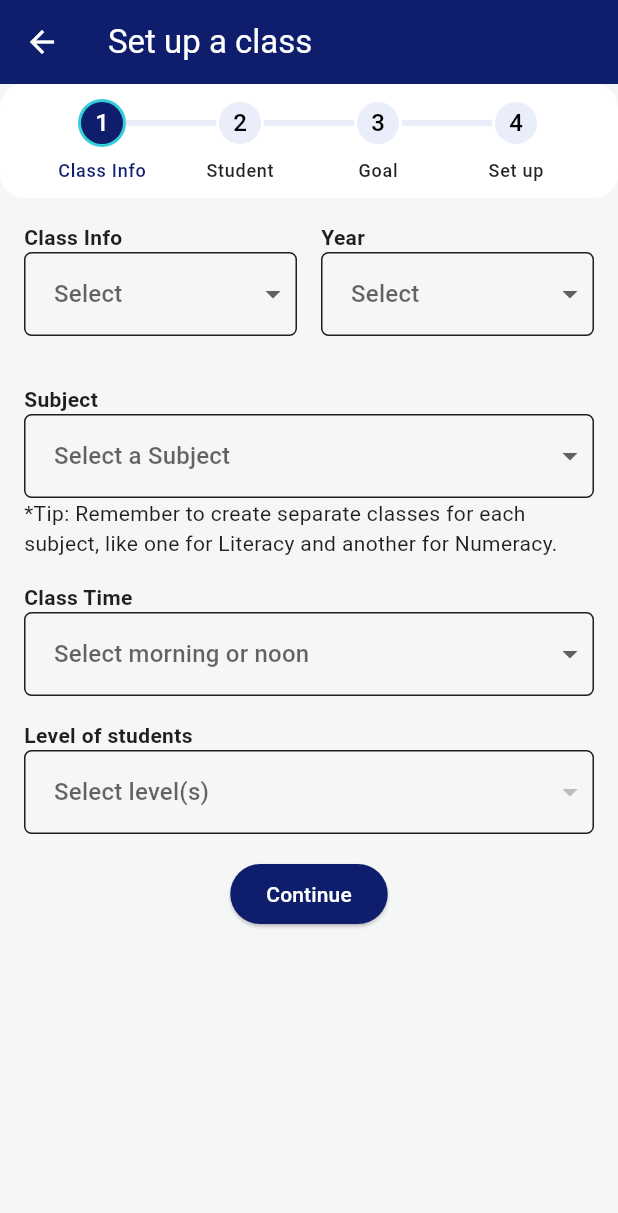
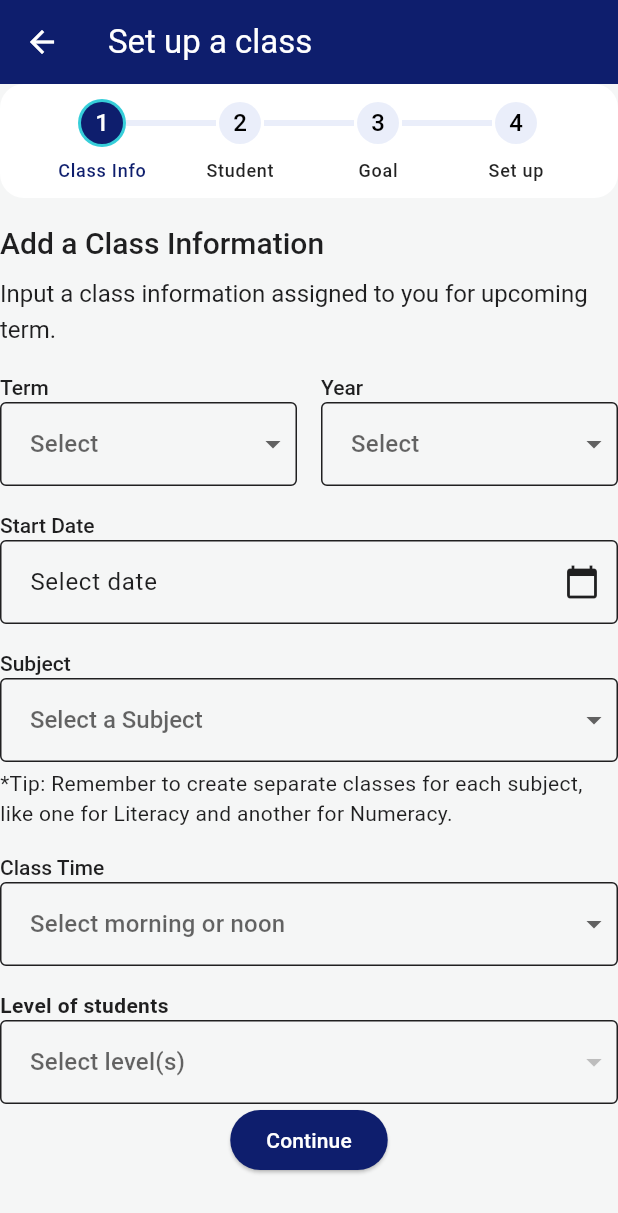
Before and after one commit to michelle-a-bryson/somasawa_app, a Flutter app: the screen it shows after launch, item 3 of the bottom bar chosen, after a tap on "Set up new class", on a phone screen of 412 x 824 dp. Shown: the top 1213 px of the screen. Run offline on Flutter 3.47's test engine with Material 3 defaults, Android fonts, the phone set to English and light mode, and no system bars; drawn by our look-alikes of easy_stepper; our stand-ins replace dropdown_button2, flutter_svg, flutter_typeahead, material_symbols_icons; missing offline and left inert: amplify_authenticator; Roboto replaces fonts that are missing (Roboto-Medium, Roboto-Regular).

Commit message:
update class info form

```diff
--- a/lib/main.dart
+++ b/lib/main.dart
@@ -36,15 +36,14 @@ class MyApp extends StatelessWidget {
         //
         // This works for code too, not just values: Most code changes can be
         // tested with just a hot reload.
-        colorScheme: ColorScheme(
-          brightness: Brightness.light,
+        colorScheme: ColorScheme.light(
           primary: neutralWhite,
           onPrimary: primary500,
-          secondary: neutralBlack,
-          onSecondary: primary100,
+          // secondary: neutralBlack,
+          // onSecondary: primary500,
           error: error500,
           onError: error100,
-          background: neutralWhite,
+          background: neutral100,
           onBackground: neutralBlack,
           surface: primary500,
           onSurface: neutralBlack,
@@ -123,6 +122,7 @@ class _MyHomePageState extends State<MyHomePage> {
           });
         },
         indicatorColor: const Color(0xFF36CED9),
+        backgroundColor: neutralWhite,
         selectedIndex: currentPageIndex,
         destinations: const <Widget>[
           NavigationDestination(
--- a/lib/pages/curriculum/class_info_form.dart
+++ b/lib/pages/curriculum/class_info_form.dart
@@ -1,6 +1,8 @@
 import 'package:flutter/material.dart';
 import 'package:dropdown_button2/dropdown_button2.dart';
 import 'package:somasawa_app/constants/student_levels.dart';
+import 'package:somasawa_app/styles/colors.dart';
+import 'package:somasawa_app/styles/texts.dart';
 import 'package:somasawa_app/utilities/validators.dart';
 
 class ClassInfoForm extends StatefulWidget {
@@ -20,11 +22,21 @@ class _ClassInfoFormState extends State<ClassInfoForm> {
   Widget build(BuildContext context) {
     return Form(
       key: widget.formKey,
-      child: Container(
-        padding: EdgeInsets.all(16.0),
+      child: Padding(
+        padding: const EdgeInsets.only(top: 16),
         child: Column(
           crossAxisAlignment: CrossAxisAlignment.start,
           children: [
+            Text(
+              "Add a Class Information",
+              style: headingH5Medium500,
+            ),
+            SizedBox(height: 8.0),
+            Text(
+              "Input a class information assigned to you for upcoming term.",
+              style: paragraphMediumRegular400,
+            ),
+            SizedBox(height: 16.0),
             Row(
               children: [
                 // Dropdown for term
@@ -32,8 +44,7 @@ class _ClassInfoFormState extends State<ClassInfoForm> {
                   child: Column(
                     crossAxisAlignment: CrossAxisAlignment.start,
                     children: [
-                      Text("Class Info",
-                          style: TextStyle(fontWeight: FontWeight.bold)),
+                      Text("Term", style: paragraphSmallMedium500),
                       DropdownButtonFormField2<String>(
                         items: ["Term 1", "Term 2", "Term 3"]
                             .map((String value) => DropdownMenuItem<String>(
@@ -52,7 +63,7 @@ class _ClassInfoFormState extends State<ClassInfoForm> {
                             validateValueForm(value, 'Please select a term'),
                         dropdownStyleData: DropdownStyleData(
                           decoration: BoxDecoration(
-                            borderRadius: BorderRadius.circular(5),
+                            borderRadius: BorderRadius.circular(4),
                           ),
                         ),
                         menuItemStyleData: const MenuItemStyleData(
@@ -64,7 +75,10 @@ class _ClassInfoFormState extends State<ClassInfoForm> {
                           contentPadding:
                               const EdgeInsets.symmetric(vertical: 16),
                           border: OutlineInputBorder(
-                            borderRadius: BorderRadius.circular(5),
+                            borderRadius: BorderRadius.circular(4),
+                          ),
+                          focusedBorder: OutlineInputBorder(
+                            borderSide: BorderSide(color: primary400),
                           ),
                         ),
                       ),
@@ -77,8 +91,7 @@ class _ClassInfoFormState extends State<ClassInfoForm> {
                   child: Column(
                     crossAxisAlignment: CrossAxisAlignment.start,
                     children: [
-                      Text("Year",
-                          style: TextStyle(fontWeight: FontWeight.bold)),
+                      Text("Year", style: paragraphSmallMedium500),
                       DropdownButtonFormField2<String>(
                         items: ["2023", "2024", "2025"]
                             .map((String value) => DropdownMenuItem<String>(
@@ -97,7 +110,7 @@ class _ClassInfoFormState extends State<ClassInfoForm> {
                             value, 'Please select a school year'),
                         dropdownStyleData: DropdownStyleData(
                           decoration: BoxDecoration(
-                            borderRadius: BorderRadius.circular(5),
+                            borderRadius: BorderRadius.circular(4),
                           ),
                         ),
                         menuItemStyleData: const MenuItemStyleData(
@@ -109,7 +122,10 @@ class _ClassInfoFormState extends State<ClassInfoForm> {
                           contentPadding:
                               const EdgeInsets.symmetric(vertical: 16),
                           border: OutlineInputBorder(
-                            borderRadius: BorderRadius.circular(5),
+                            borderRadius: BorderRadius.circular(4),
+                          ),
+                          focusedBorder: OutlineInputBorder(
+                            borderSide: BorderSide(color: primary400),
                           ),
                         ),
                       ),
@@ -120,34 +136,56 @@ class _ClassInfoFormState extends State<ClassInfoForm> {
             ),
             SizedBox(height: 16.0),
             // Date Picker for start date
-            // DropdownButton<DateTime>(
-            //   hint: Text('Choose A Date'),
-            //   items: ['Choose A Date']
-            //       .map((e) => DropdownMenuItem<DateTime>(
-            //             child: Text(e),
-            //             value:
-            //                 null, // You can set an initial value here if needed
-            //           ))
-            //       .toList(),
-            //   value: widget.formData['startDate'],
-            //   onChanged: (DateTime? value) {
-            //     showDatePicker(
-            //       context: context,
-            //       initialDate: widget.formData['startDate'] ?? DateTime.now(),
-            //       firstDate: DateTime(2001),
-            //       lastDate: DateTime(2099),
-            //     ).then((date) {
-            //       if (date != null) {
-            //         setState(() {
-            //           widget.formData['startDate'] = date;
-            //         });
-            //       }
-            //     });
-            //   },
-            // ),
+            Text("Start Date", style: paragraphSmallMedium500),
+            TextFormField(
+              decoration: InputDecoration(
+                hintText: "Select date",
+                suffixIcon: Icon(Icons.calendar_today),
+                contentPadding: const EdgeInsets.all(16),
+                border: OutlineInputBorder(
+                  borderRadius: BorderRadius.circular(4),
+                ),
+                focusedBorder: OutlineInputBorder(
+                  borderSide: BorderSide(color: primary400),
+                ),
+              ),
+              onTap: () async {
+                DateTime? date = await showDatePicker(
+                  context: context,
+                  initialDate: DateTime.now(),
+                  firstDate: DateTime(2021),
+                  lastDate: DateTime(2025),
+                  builder: (context, child) => Theme(
+                    data: ThemeData().copyWith(
+                      colorScheme: ColorScheme.light(
+                        primary: primary500,
+                        onPrimary: Colors.white,
+                        surface: neutralWhite,
+                        onSurface: Colors.black,
+                      ),
+                      dialogBackgroundColor: Colors.white,
+                    ),
+                    child: child!,
+                  ),
+                );
+                if (date != null) {
+                  setState(() {
+                    widget.formData['startDate'] = date;
+                  });
+                }
+              },
+              validator: (value) =>
+                  validateValueForm(value, 'Please select a start date'),
+              readOnly: true,
+              controller: TextEditingController(
+                text: widget.formData['startDate'] == null
+                    ? ''
+                    : widget.formData['startDate'].toString().substring(0, 10),
+              ),
+            ),
             SizedBox(height: 16.0),
             // Dropdown for subject
-            Text("Subject", style: TextStyle(fontWeight: FontWeight.bold)),
+            Text("Subject", style: paragraphSmallMedium500),
             DropdownButtonFormField2<String>(
               items: ["Math", "Literature"]
                   .map((String value) => DropdownMenuItem<String>(
@@ -167,12 +205,15 @@ class _ClassInfoFormState extends State<ClassInfoForm> {
                 });
               },
               value: widget.formData['subject'],
-              hint: Text("Select a Subject"),
+              hint: Text(
+                "Select a Subject",
+                style: paragraphMediumMedium500,
+              ),
               validator: (value) =>
                   validateValueForm(value, 'Please select a subject'),
               dropdownStyleData: DropdownStyleData(
                 decoration: BoxDecoration(
-                  borderRadius: BorderRadius.circular(5),
+                  borderRadius: BorderRadius.circular(4),
                 ),
               ),
               menuItemStyleData: const MenuItemStyleData(
@@ -183,15 +224,19 @@ class _ClassInfoFormState extends State<ClassInfoForm> {
                 // the menu padding when button's width is not specified.
                 contentPadding: const EdgeInsets.symmetric(vertical: 16),
                 border: OutlineInputBorder(
-                  borderRadius: BorderRadius.circular(5),
+                  borderRadius: BorderRadius.circular(4),
+                ),
+                focusedBorder: OutlineInputBorder(
+                  borderSide: BorderSide(color: primary400),
                 ),
               ),
             ),
+            SizedBox(height: 4.0),
             Text(
               "*Tip: Remember to create separate classes for each subject, like one for Literacy and another for Numeracy.",
             ),
             SizedBox(height: 16.0),
-            Text("Class Time", style: TextStyle(fontWeight: FontWeight.bold)),
+            Text("Class Time", style: paragraphSmallMedium500),
             DropdownButtonFormField2<String>(
               items: ["AM - Morning", "PM - Afternoon or Evening"]
                   .map((String value) => DropdownMenuItem<String>(
@@ -210,7 +255,7 @@ class _ClassInfoFormState extends State<ClassInfoForm> {
                   validateValueForm(value, 'Please select a class time'),
               dropdownStyleData: DropdownStyleData(
                 decoration: BoxDecoration(
-                  borderRadius: BorderRadius.circular(5),
+                  borderRadius: BorderRadius.circular(4),
                 ),
               ),
               menuItemStyleData: const MenuItemStyleData(
@@ -221,7 +266,10 @@ class _ClassInfoFormState extends State<ClassInfoForm> {
                 // the menu padding when button's width is not specified.
                 contentPadding: const EdgeInsets.symmetric(vertical: 16),
                 border: OutlineInputBorder(
-                  borderRadius: BorderRadius.circular(5),
+                  borderRadius: BorderRadius.circular(4),
+                ),
+                focusedBorder: OutlineInputBorder(
+                  borderSide: BorderSide(color: primary400),
                 ),
               ),
             ),
@@ -247,7 +295,7 @@ class _ClassInfoFormState extends State<ClassInfoForm> {
                   validateValueForm(value, 'Please select a level'),
               dropdownStyleData: DropdownStyleData(
                 decoration: BoxDecoration(
-                  borderRadius: BorderRadius.circular(5),
+                  borderRadius: BorderRadius.circular(4),
                 ),
               ),
               menuItemStyleData: const MenuItemStyleData(
@@ -258,7 +306,10 @@ class _ClassInfoFormState extends State<ClassInfoForm> {
                 // the menu padding when button's width is not specified.
                 contentPadding: const EdgeInsets.symmetric(vertical: 16),
                 border: OutlineInputBorder(
-                  borderRadius: BorderRadius.circular(5),
+                  borderRadius: BorderRadius.circular(4),
+                ),
+                focusedBorder: OutlineInputBorder(
+                  borderSide: BorderSide(color: primary400),
                 ),
               ),
             ),
```
